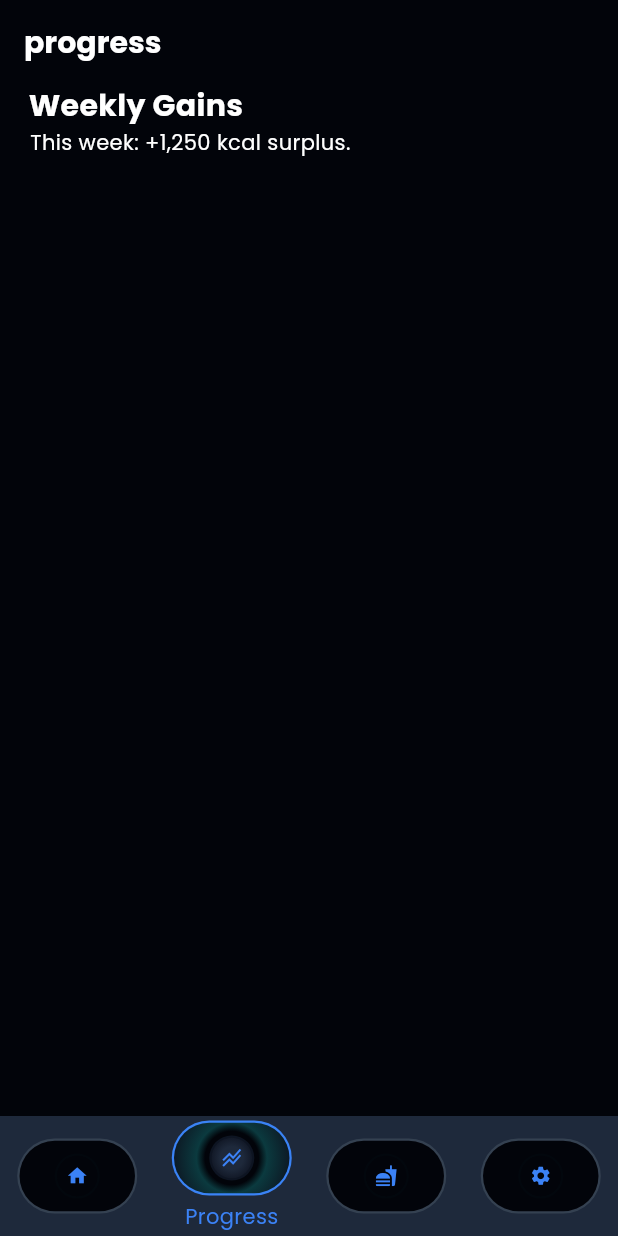
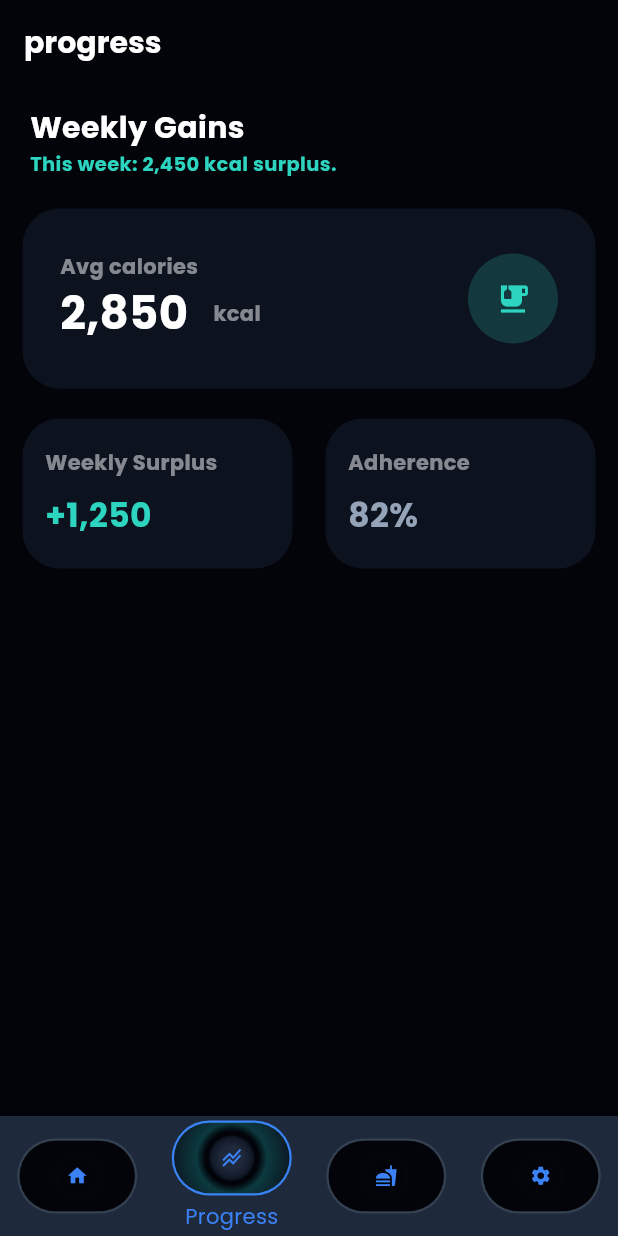
Before and after one commit to SupremeKingOfAll/bulkpal_mobile, a Flutter app: the screen it shows after launch, item 2 of the bottom bar chosen, on a phone screen of 412 x 824 dp. Run offline on Flutter 3.47's test engine with Material 3 defaults, Android fonts, the phone set to English and light mode, and no system bars; our stand-ins replace flutter_svg, google_fonts.

Commit message:
Started progress page

```diff
--- a/lib/features/dashboard/widgets/stat_card.dart
+++ b/lib/features/dashboard/widgets/stat_card.dart
@@ -1,6 +1,5 @@
 import 'package:bulkpal_mobile/core/utils/app_colours.dart';
 import 'package:bulkpal_mobile/core/widgets/custom_icon.dart';
-import 'package:bulkpal_mobile/features/progress/widgets/custom_progress_indicator.dart';
 import 'package:flutter/material.dart';
 
 class StatCard extends StatelessWidget {
--- a/lib/features/progress/views/progress_page.dart
+++ b/lib/features/progress/views/progress_page.dart
@@ -1,7 +1,13 @@
+import 'package:bulkpal_mobile/core/utils/app_colours.dart';
 import 'package:bulkpal_mobile/core/widgets/custom_text.dart';
 import 'package:bulkpal_mobile/core/widgets/section_title.dart';
 import 'package:bulkpal_mobile/features/meals/widgets/title_meal_cards.dart';
+import 'package:provider/provider.dart';
+import 'package:bulkpal_mobile/features/dashboard/view_models/dashboard_view_model.dart';
+import 'package:bulkpal_mobile/features/progress/widgets/hero_progress_card.dart';
+import 'package:bulkpal_mobile/features/progress/widgets/progress_card.dart';
 import 'package:flutter/material.dart';
+import 'package:intl/intl.dart';
 
 class ProgressPage extends StatefulWidget {
   const ProgressPage({super.key});
@@ -13,20 +19,53 @@ class ProgressPage extends StatefulWidget {
 class _ProgressPageState extends State<ProgressPage> {
   @override
   Widget build(BuildContext context) {
+    final mView = context.watch<DashBoardViewModel>();
     return SafeArea(
       child: Container(
+        height: double.infinity,
+        width: double.infinity,
+        padding: EdgeInsets.all(15),
+        child: SingleChildScrollView(
           child: Column(
             crossAxisAlignment: CrossAxisAlignment.start,
             children: [
               Padding(
-              padding: const EdgeInsets.only(left: 19),
+                padding: const EdgeInsets.only(left: 5),
                 child: SectionTitle(title: "Weekly Gains"),
               ),
               Padding(
-              padding: const EdgeInsets.only(left: 20),
-              child: CustomText(customText: "This week: +1,250 kcal surplus."),
+                padding: const EdgeInsets.only(left: 5),
+                child: CustomText(
+                  customText:
+                      "This week: ${NumberFormat('#,###').format(mView.caloriesConsumed)} kcal surplus.",
+                  myColour: AppColours.navActive,
+                  fontWeight: FontWeight.bold,
+                  fontSize: 13,
+                ),
+              ),
+              SizedBox(height: 20),
+              HeroProgressCard(
+                myIcon: Icons.emoji_food_beverage,
+                colour: AppColours.navActive,
+              ),
+              SizedBox(height: 20),
+              Row(
+                children: [
+                  ProgressCard(
+                    title: "Weekly Surplus",
+                    subTitle: "+1,250",
+                    colour: AppColours.navActive,
+                  ),
+                  Spacer(),
+                  ProgressCard(
+                    title: "Adherence",
+                    subTitle: "82%",
+                    colour: AppColours.textSecondary,
                   ),
                 ],
+              ),
+            ],
+          ),
         ),
       ),
     );
--- /dev/null
+++ b/lib/features/progress/widgets/hero_progress_card.dart
@@ -0,0 +1,66 @@
+import 'package:bulkpal_mobile/core/utils/app_colours.dart';
+import 'package:bulkpal_mobile/core/widgets/custom_text.dart';
+import 'package:flutter/material.dart';
+
+class HeroProgressCard extends StatelessWidget {
+  const HeroProgressCard({
+    required this.myIcon,
+    required this.colour,
+    super.key,
+  });
+
+  final IconData myIcon;
+  final Color colour;
+
+  @override
+  Widget build(BuildContext context) {
+    return Container(
+      height: 120,
+      width: 390,
+      padding: EdgeInsets.all(25),
+      decoration: BoxDecoration(
+        color: AppColours.cardColour,
+        borderRadius: BorderRadius.circular(25),
+      ),
+      child: Row(
+        children: [
+          Column(
+            mainAxisAlignment: MainAxisAlignment.center,
+            crossAxisAlignment: CrossAxisAlignment.start,
+            children: [
+              CustomText(
+                customText: "Avg calories",
+                myColour: AppColours.textColour.withOpacity(0.5),
+                fontWeight: FontWeight.bold,
+              ),
+              CustomText(
+                customText: "2,850",
+                fontSize: 30,
+                fontWeight: FontWeight.bold,
+              ),
+            ],
+          ),
+          SizedBox(width: 10),
+          Padding(
+            padding: const EdgeInsets.only(top: 20),
+            child: CustomText(
+              customText: "kcal",
+              fontWeight: FontWeight.bold,
+              myColour: AppColours.textColour.withOpacity(0.5),
+            ),
+          ),
+          Spacer(),
+          Container(
+            height: 60,
+            width: 60,
+            decoration: BoxDecoration(
+              color: colour.withOpacity(0.2),
+              borderRadius: BorderRadius.circular(100),
+            ),
+            child: Icon(myIcon, color: colour),
+          ),
+        ],
+      ),
+    );
+  }
+}
--- /dev/null
+++ b/lib/features/progress/widgets/progress_card.dart
@@ -0,0 +1,48 @@
+import 'package:bulkpal_mobile/core/utils/app_colours.dart';
+import 'package:bulkpal_mobile/core/widgets/custom_text.dart';
+import 'package:flutter/material.dart';
+
+class ProgressCard extends StatelessWidget {
+  const ProgressCard({
+    required this.title,
+    required this.subTitle,
+    required this.colour,
+    super.key,
+  });
+
+  final String title;
+  final String subTitle;
+  final Color colour;
+
+  @override
+  Widget build(BuildContext context) {
+    return Container(
+      padding: EdgeInsets.all(15),
+      height: 100,
+      width: 180,
+      decoration: BoxDecoration(
+        borderRadius: BorderRadius.circular(25),
+        color: AppColours.cardColour,
+      ),
+
+      child: Column(
+        crossAxisAlignment: CrossAxisAlignment.start,
+        mainAxisAlignment: MainAxisAlignment.center,
+        children: [
+          CustomText(
+            customText: title,
+            fontWeight: FontWeight.bold,
+            myColour: AppColours.textColour.withOpacity(0.5),
+          ),
+          SizedBox(height: 10),
+          CustomText(
+            customText: subTitle,
+            fontWeight: FontWeight.bold,
+            myColour: colour,
+            fontSize: 22,
+          ),
+        ],
+      ),
+    );
+  }
+}
--- a/pubspec.yaml
+++ b/pubspec.yaml
@@ -42,6 +42,7 @@ dependencies:
   flutter_svg: ^2.2.4
   shared_preferences: ^2.5.4
   intl: ^0.20.2
+  fl_chart: ^1.2.0
 
 dev_dependencies:
   flutter_test:
```
Lines whose indentation alone changed are shown as unchanged.
